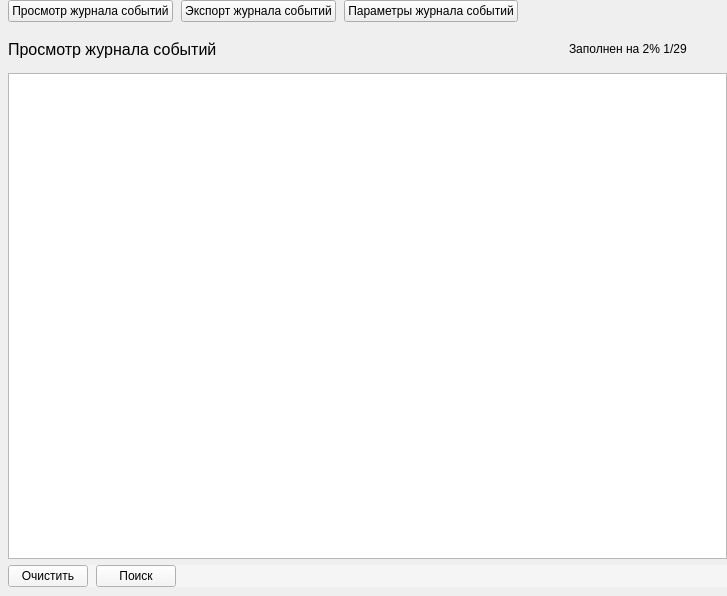
This is ui/EventsJournalPanel.ui in m6v/sobol as Qt 5 draws it before an edit. The edited form follows.
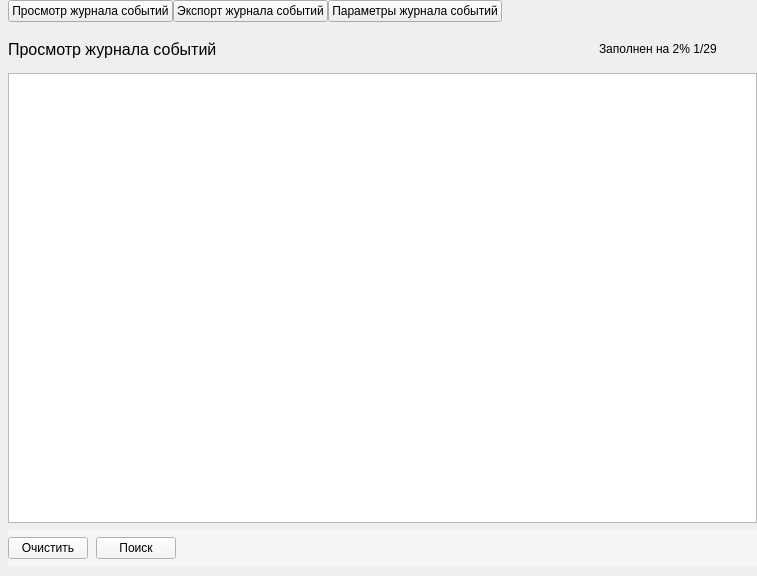
This is the edited form. Custom widgets are drawn as their Qt base class.

The edit to the form file:
```diff
--- a/ui/EventsJournalPanel.ui
+++ b/ui/EventsJournalPanel.ui
@@ -6,8 +6,8 @@
    <rect>
     <x>0</x>
     <y>0</y>
-    <width>727</width>
-    <height>596</height>
+    <width>757</width>
+    <height>576</height>
    </rect>
   </property>
   <property name="sizePolicy">
@@ -38,7 +38,7 @@
    <item>
     <layout class="QHBoxLayout" name="horizontal_layout_2">
      <property name="spacing">
-      <number>8</number>
+      <number>0</number>
      </property>
      <item>
       <widget class="QPushButton" name="view_journal_push_button">
@@ -169,13 +169,13 @@
            <number>0</number>
           </property>
           <property name="topMargin">
-           <number>0</number>
+           <number>8</number>
           </property>
           <property name="rightMargin">
            <number>0</number>
           </property>
           <property name="bottomMargin">
-           <number>0</number>
+           <number>8</number>
           </property>
           <item>
            <widget class="QPushButton" name="clear_journal_push_button">
```
